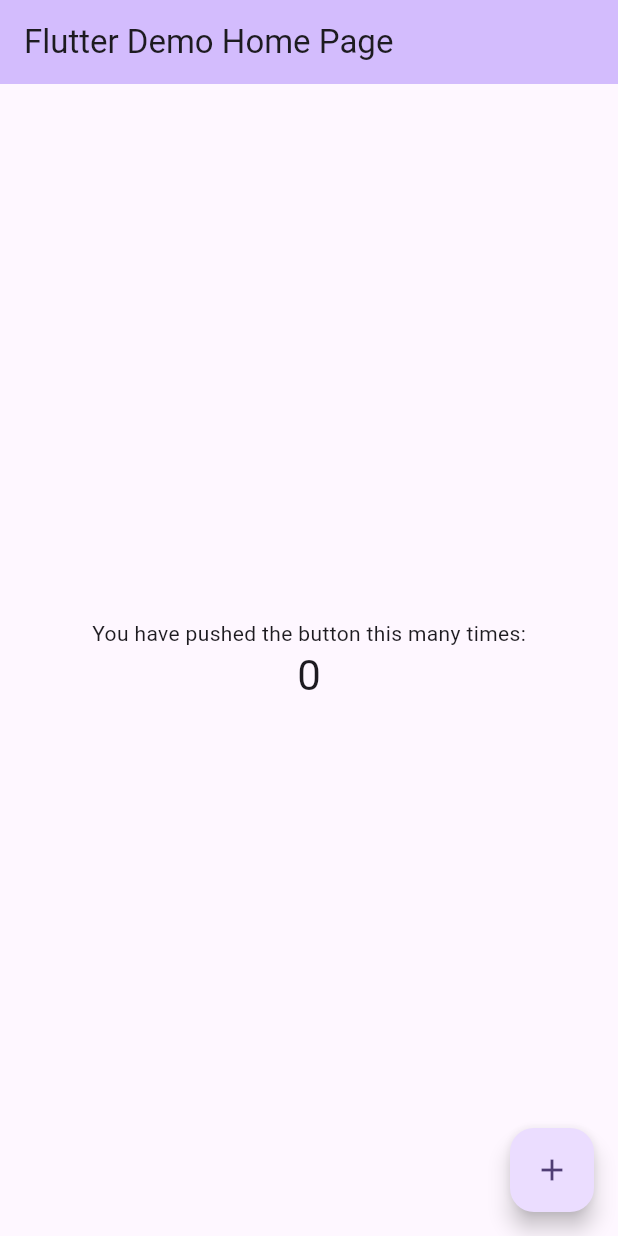
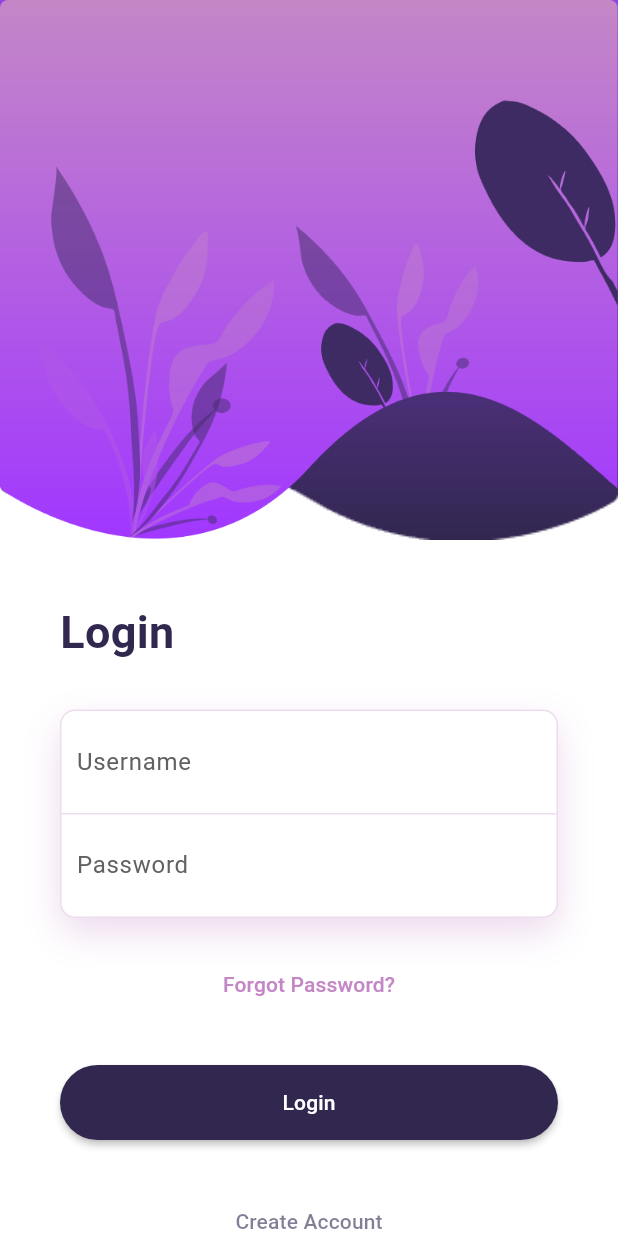
Before and after one commit to danpham04/Chat_GPT, a Flutter app: the screen it shows after launch, on a phone screen of 412 x 824 dp. Run offline on Flutter 3.47's test engine with Material 3 defaults, Android fonts, the phone set to English and light mode, and no system bars; our stand-ins replace animate_do, firebase_core, get; accounts and stored records are empty.

Commit message:
update login

```diff
--- /dev/null
+++ b/lib/app/config/app_path.dart
@@ -0,0 +1,4 @@
+class AppPath {
+  static const background = 'assets/images/background.png';
+  static const background2 = 'assets/images/background-2.png';
+}
--- /dev/null
+++ b/lib/app/routers/app_pages.dart
@@ -0,0 +1,42 @@
+import 'package:chat_gpt/app/routers/app_routes.dart';
+import 'package:chat_gpt/presentation/controller/auth/auth_binding.dart';
+import 'package:chat_gpt/presentation/page/auth/login_page.dart';
+import 'package:chat_gpt/presentation/page/auth/signup_page.dart';
+import 'package:chat_gpt/presentation/page/home_page/home_screen.dart';
+import 'package:get/get_navigation/src/routes/get_route.dart';
+
+class AppPage {
+  static final pages = [
+
+    //  GetPage(
+    //   name: AppRoutes.root,
+    //   middlewares: [
+    //     RedirectMiddleware(),
+    //   ],
+    //   page: () => Container(),
+    // ),
+
+    // Auth
+    GetPage(
+      name: AppRoutes.loginPage,
+      page: () => const LoginPage(),
+      binding: AuthBinding(),
+
+    ),
+    GetPage(
+      name: AppRoutes.homescreen,
+      page: () => const HomeScreen(),
+
+    ),
+
+    //Page
+    GetPage(
+      name: AppRoutes.signUp,
+      page: () => const SignupPage(),
+      binding: AuthBinding(),
+    )
+  ];
+
+
+
+}
--- /dev/null
+++ b/lib/app/routers/app_routes.dart
@@ -0,0 +1,7 @@
+class AppRoutes {
+static String root = '/';
+
+  static String loginPage = '/login';
+  static String signUp = '/signup';
+  static String homescreen = '/home_screen';
+}
--- a/lib/main.dart
+++ b/lib/main.dart
@@ -1,125 +1,12 @@
+import 'package:chat_gpt/presentation/app.dart';
 import 'package:flutter/material.dart';
+import 'package:firebase_core/firebase_core.dart';
+import 'firebase_options.dart';
 
-void main() {
+Future<void> main() async {
+  WidgetsFlutterBinding.ensureInitialized();
+  await Firebase.initializeApp(
+    options: DefaultFirebaseOptions.currentPlatform,
+  );
   runApp(const MyApp());
 }
-
-class MyApp extends StatelessWidget {
-  const MyApp({super.key});
-
-  // This widget is the root of your application.
-  @override
-  Widget build(BuildContext context) {
-    return MaterialApp(
-      title: 'Flutter Demo',
-      theme: ThemeData(
-        // This is the theme of your application.
-        //
-        // TRY THIS: Try running your application with "flutter run". You'll see
-        // the application has a purple toolbar. Then, without quitting the app,
-        // try changing the seedColor in the colorScheme below to Colors.green
-        // and then invoke "hot reload" (save your changes or press the "hot
-        // reload" button in a Flutter-supported IDE, or press "r" if you used
-        // the command line to start the app).
-        //
-        // Notice that the counter didn't reset back to zero; the application
-        // state is not lost during the reload. To reset the state, use hot
-        // restart instead.
-        //
-        // This works for code too, not just values: Most code changes can be
-        // tested with just a hot reload.
-        colorScheme: ColorScheme.fromSeed(seedColor: Colors.deepPurple),
-        useMaterial3: true,
-      ),
-      home: const MyHomePage(title: 'Flutter Demo Home Page'),
-    );
-  }
-}
-
-class MyHomePage extends StatefulWidget {
-  const MyHomePage({super.key, required this.title});
-
-  // This widget is the home page of your application. It is stateful, meaning
-  // that it has a State object (defined below) that contains fields that affect
-  // how it looks.
-
-  // This class is the configuration for the state. It holds the values (in this
-  // case the title) provided by the parent (in this case the App widget) and
-  // used by the build method of the State. Fields in a Widget subclass are
-  // always marked "final".
-
-  final String title;
-
-  @override
-  State<MyHomePage> createState() => _MyHomePageState();
-}
-
-class _MyHomePageState extends State<MyHomePage> {
-  int _counter = 0;
-
-  void _incrementCounter() {
-    setState(() {
-      // This call to setState tells the Flutter framework that something has
-      // changed in this State, which causes it to rerun the build method below
-      // so that the display can reflect the updated values. If we changed
-      // _counter without calling setState(), then the build method would not be
-      // called again, and so nothing would appear to happen.
-      _counter++;
-    });
-  }
-
-  @override
-  Widget build(BuildContext context) {
-    // This method is rerun every time setState is called, for instance as done
-    // by the _incrementCounter method above.
-    //
-    // The Flutter framework has been optimized to make rerunning build methods
-    // fast, so that you can just rebuild anything that needs updating rather
-    // than having to individually change instances of widgets.
-    return Scaffold(
-      appBar: AppBar(
-        // TRY THIS: Try changing the color here to a specific color (to
-        // Colors.amber, perhaps?) and trigger a hot reload to see the AppBar
-        // change color while the other colors stay the same.
-        backgroundColor: Theme.of(context).colorScheme.inversePrimary,
-        // Here we take the value from the MyHomePage object that was created by
-        // the App.build method, and use it to set our appbar title.
-        title: Text(widget.title),
-      ),
-      body: Center(
-        // Center is a layout widget. It takes a single child and positions it
-        // in the middle of the parent.
-        child: Column(
-          // Column is also a layout widget. It takes a list of children and
-          // arranges them vertically. By default, it sizes itself to fit its
-          // children horizontally, and tries to be as tall as its parent.
-          //
-          // Column has various properties to control how it sizes itself and
-          // how it positions its children. Here we use mainAxisAlignment to
-          // center the children vertically; the main axis here is the vertical
-          // axis because Columns are vertical (the cross axis would be
-          // horizontal).
-          //
-          // TRY THIS: Invoke "debug painting" (choose the "Toggle Debug Paint"
-          // action in the IDE, or press "p" in the console), to see the
-          // wireframe for each widget.
-          mainAxisAlignment: MainAxisAlignment.center,
-          children: <Widget>[
-            const Text(
-              'You have pushed the button this many times:',
-            ),
-            Text(
-              '$_counter',
-              style: Theme.of(context).textTheme.headlineMedium,
-            ),
-          ],
-        ),
-      ),
-      floatingActionButton: FloatingActionButton(
-        onPressed: _incrementCounter,
-        tooltip: 'Increment',
-        child: const Icon(Icons.add),
-      ), // This trailing comma makes auto-formatting nicer for build methods.
-    );
-  }
-}
--- /dev/null
+++ b/lib/presentation/app.dart
@@ -0,0 +1,23 @@
+import 'package:chat_gpt/app/routers/app_pages.dart';
+import 'package:chat_gpt/app/routers/app_routes.dart';
+import 'package:flutter/material.dart';
+import 'package:get/get.dart';
+
+class MyApp extends StatelessWidget {
+  const MyApp({super.key});
+
+  // This widget is the root of your application.
+  @override
+  Widget build(BuildContext context) {
+    return GetMaterialApp(
+      title: 'Flutter Demo',
+      theme: ThemeData(
+
+        colorScheme: ColorScheme.fromSeed(seedColor: Colors.deepPurple),
+        useMaterial3: true,
+      ),
+      initialRoute: AppRoutes.loginPage,
+      getPages: AppPage.pages,
+    );
+  }
+}
--- /dev/null
+++ b/lib/presentation/controller/auth/auth_binding.dart
@@ -0,0 +1,10 @@
+import 'package:chat_gpt/presentation/controller/auth/auth_controller.dart';
+import 'package:get/get.dart';
+
+class AuthBinding extends Bindings {
+  @override
+  void dependencies() {
+    Get.lazyPut(()=> AuthController());
+  }
+
+}
--- /dev/null
+++ b/lib/presentation/controller/auth/auth_controller.dart
@@ -0,0 +1,3 @@
+import 'package:get/get.dart';
+
+class AuthController extends GetxController {}
--- /dev/null
+++ b/lib/presentation/page/auth/login_page.dart
@@ -0,0 +1,193 @@
+import 'package:animate_do/animate_do.dart';
+import 'package:chat_gpt/app/config/app_path.dart';
+import 'package:chat_gpt/presentation/controller/auth/auth_controller.dart';
+import 'package:chat_gpt/presentation/page/auth/widgets/custom_fedein_img.dart';
+import 'package:flutter/material.dart';
+import 'package:get/get.dart';
+
+class LoginPage extends GetView<AuthController> {
+  const LoginPage({super.key});
+
+  @override
+  Widget build(BuildContext context) {
+    final width = MediaQuery.of(context).size.width;
+    return Scaffold(
+      backgroundColor: Colors.white,
+      body: SingleChildScrollView(
+        child: Column(
+          crossAxisAlignment: CrossAxisAlignment.start,
+          children: <Widget>[
+            SizedBox(
+              height: 400,
+              child: Stack(
+                children: <Widget>[
+                  CustomFedeinImg(
+                    pathImg: AppPath.background,
+                    top: -40,
+                    height: 400,
+                    width: width,
+                    duration: const Duration(seconds: 1),
+                    fit: BoxFit.fill,
+                  ),
+                  // Positioned(
+                  //   top: -40,
+                  //   height: 400,
+                  //   width: width,
+                  //   child: FadeInUp(
+                  //       duration: const Duration(seconds: 1),
+                  //       child: Container(
+                  //         decoration: const BoxDecoration(
+                  //             image: DecorationImage(
+                  //                 image: AssetImage(
+                  //                     'assets/images/background.png'),
+                  //                 fit: BoxFit.fill)),
+                  //       )),
+                  // ),
+                  CustomFedeinImg(
+                    pathImg: AppPath.background2,
+                    height: 400,
+                    width: width + 20,
+                    duration: const Duration(milliseconds: 1000),
+                    fit: BoxFit.fill,
+                  ),
+                  // Positioned(
+                  //   height: 400,
+                  //   width: width + 20,
+                  //   child: FadeInUp(
+                  //     duration: const Duration(milliseconds: 1000),
+                  //     child: Container(
+                  //       decoration: const BoxDecoration(
+                  //           image: DecorationImage(
+                  //               image: AssetImage(
+                  //                   'assets/images/background-2.png'),
+                  //               fit: BoxFit.fill)),
+                  //     ),
+                  //   ),
+                  // )
+                ],
+              ),
+            ),
+            Padding(
+              padding: const EdgeInsets.symmetric(horizontal: 40),
+              child: Column(
+                crossAxisAlignment: CrossAxisAlignment.start,
+                children: <Widget>[
+                  FadeInUp(
+                      duration: const Duration(milliseconds: 1500),
+                      child: const Text(
+                        "Login",
+                        style: TextStyle(
+                            color: Color.fromRGBO(49, 39, 79, 1),
+                            fontWeight: FontWeight.bold,
+                            fontSize: 30),
+                      )),
+                  const SizedBox(
+                    height: 30,
+                  ),
+                  FadeInUp(
+                    duration: const Duration(milliseconds: 1700),
+                    child: Container(
+                      decoration: BoxDecoration(
+                          borderRadius: BorderRadius.circular(10),
+                          color: Colors.white,
+                          border: Border.all(
+                              color: const Color.fromRGBO(196, 135, 198, .3)),
+                          boxShadow: const [
+                            BoxShadow(
+                              color: Color.fromRGBO(196, 135, 198, .3),
+                              blurRadius: 20,
+                              offset: Offset(0, 10),
+                            )
+                          ]),
+                      child: Column(
+                        children: <Widget>[
+                          Container(
+                            padding: const EdgeInsets.all(10),
+                            decoration: const BoxDecoration(
+                                border: Border(
+                                    bottom: BorderSide(
+                                        color: Color.fromRGBO(
+                                            196, 135, 198, .3)))),
+                            child: TextField(
+                              decoration: InputDecoration(
+                                  border: InputBorder.none,
+                                  hintText: "Username",
+                                  hintStyle:
+                                      TextStyle(color: Colors.grey.shade700)),
+                            ),
+                          ),
+                          Container(
+                            padding: const EdgeInsets.all(10),
+                            child: TextField(
+                              obscureText: true,
+                              decoration: InputDecoration(
+                                  border: InputBorder.none,
+                                  hintText: "Password",
+                                  hintStyle:
+                                      TextStyle(color: Colors.grey.shade700)),
+                            ),
+                          )
+                        ],
+                      ),
+                    ),
+                  ),
+                  const SizedBox(
+                    height: 20,
+                  ),
+                  FadeInUp(
+                    duration: const Duration(milliseconds: 1700),
+                    child: Center(
+                      child: TextButton(
+                        onPressed: () {},
+                        child: const Text(
+                          "Forgot Password?",
+                          style: TextStyle(
+                              color: Color.fromRGBO(196, 135, 198, 1)),
+                        ),
+                      ),
+                    ),
+                  ),
+                  const SizedBox(
+                    height: 30,
+                  ),
+                  FadeInUp(
+                      duration: const Duration(milliseconds: 1900),
+                      child: MaterialButton(
+                        onPressed: () {},
+                        color: const Color.fromRGBO(49, 39, 79, 1),
+                        shape: RoundedRectangleBorder(
+                          borderRadius: BorderRadius.circular(50),
+                        ),
+                        height: 50,
+                        child: const Center(
+                          child: Text(
+                            "Login",
+                            style: TextStyle(color: Colors.white),
+                          ),
+                        ),
+                      )),
+                  const SizedBox(
+                    height: 30,
+                  ),
+                  FadeInUp(
+                    duration: const Duration(milliseconds: 2000),
+                    child: Center(
+                      child: TextButton(
+                        onPressed: () {},
+                        child: const Text(
+                          "Create Account",
+                          style:
+                              TextStyle(color: Color.fromRGBO(49, 39, 79, .6)),
+                        ),
+                      ),
+                    ),
+                  ),
+                ],
+              ),
+            )
+          ],
+        ),
+      ),
+    );
+  }
+}
--- /dev/null
+++ b/lib/presentation/page/auth/widgets/custom_fedein_img.dart
@@ -0,0 +1,37 @@
+import 'package:animate_do/animate_do.dart';
+import 'package:flutter/material.dart';
+
+class CustomFedeinImg extends StatelessWidget {
+  const CustomFedeinImg({
+    super.key,
+    required this.pathImg,
+    this.fit,
+    this.duration = const Duration(milliseconds: 800),
+    required this.height,
+    required this.width, this.top,
+  });
+
+  final String pathImg;
+  final BoxFit? fit;
+  final Duration duration;
+  final double height;
+  final double width;
+  final double? top;
+
+  @override
+  Widget build(BuildContext context) {
+    return Positioned(
+      top: top,
+      height: height,
+      width: width,
+      child: FadeInUp(
+        duration: duration,
+        child: Container(
+          decoration: BoxDecoration(
+            image: DecorationImage(image: AssetImage(pathImg), fit: fit),
+          ),
+        ),
+      ),
+    );
+  }
+}
```
Also changed, not shown: lib/presentation/page/auth/signup_page.dart (added, +19 -0 lines), lib/presentation/page/auth/widgets/animate_widegt.dart (added, +59 -0 lines), lib/presentation/page/home_page/home_screen.dart (added, +10 -0 lines), lib/presentation/widgets/text_field_app.dart (added, +44 -0 lines), pubspec.yaml (+9 -2 lines), assets/images/background-2.png (added), assets/images/background.png (added), firebase.json (added), lib/firebase_options.dart (added), lib/presentation/page/auth/widgets/custom_fade_text.dart (added), pubspec.lock, 7 other files.
